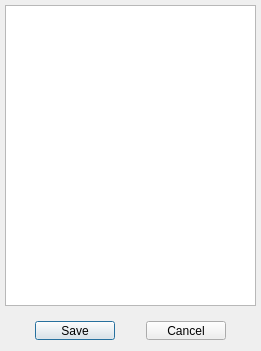
This is LanguageDialog.ui in daemonangel/Ditaform as Qt 5 draws it before an edit. The edited form follows.
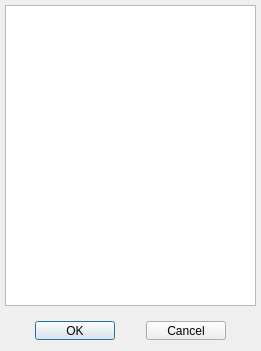
This is the edited form.

What changed in the file:
```diff
--- a/LanguageDialog.ui
+++ b/LanguageDialog.ui
@@ -100,7 +100,7 @@
     <item>
      <widget class="QPushButton" name="save_button">
       <property name="text">
-       <string>Save</string>
+       <string>OK</string>
       </property>
      </widget>
     </item>
```
